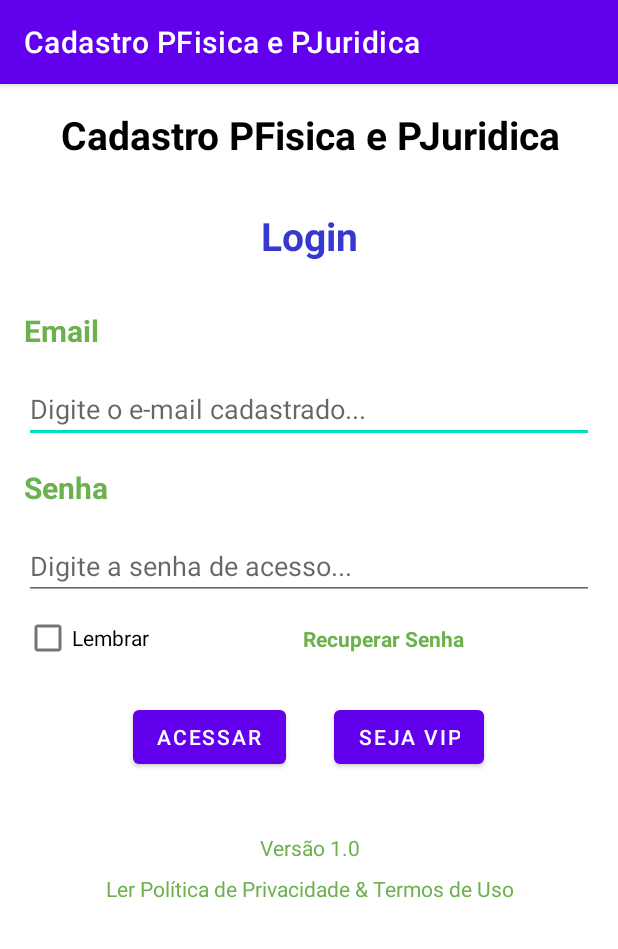
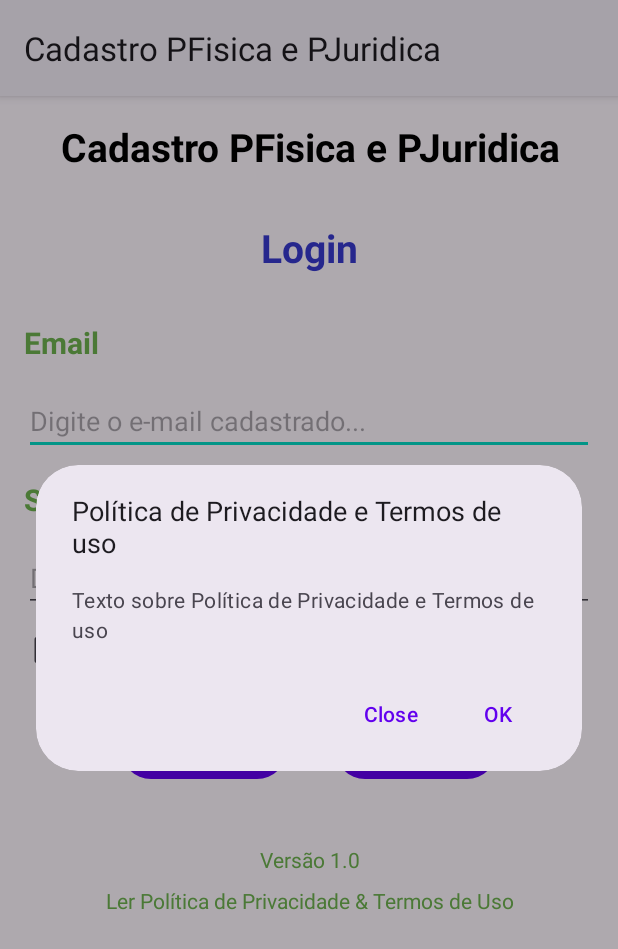
Before and after one commit to anamux/cadastropessoafisicaepessoajuridica, an Android app: the screen it shows after launch (Login), after a tap on an icon or button, on a phone screen of 412 x 824 dp. Shown: the top 949 px of the screen. Run offline under Robolectric (Android 15) with nearby library versions, the phone set to English and light mode, and no system bars.

Commit message:
Implementação de AlertDialog com Material Design 3.

```diff
--- a/app/src/main/AndroidManifest.xml
+++ b/app/src/main/AndroidManifest.xml
@@ -12,7 +12,7 @@
         android:theme="@style/Theme.CadastroPessoaFisicaEPessoaJuridica"
         tools:targetApi="31">
         <activity
-            android:name=".view.Login"
+            android:name=".view.SplashActivity"
             android:exported="false" />
         <activity
             android:name=".view.PessoaFisica"
@@ -27,7 +27,7 @@
             android:name=".view.CadastroNovoCliente"
             android:exported="false" />
         <activity
-            android:name=".view.SplashActivity"
+            android:name=".view.Login"
             android:exported="true">
             <intent-filter>
                 <action android:name="android.intent.action.MAIN" />
--- a/app/src/main/java/com/anamuxfeldt/cadastropessoafisicaepessoajuridica/controller/ClienteController.java
+++ b/app/src/main/java/com/anamuxfeldt/cadastropessoafisicaepessoajuridica/controller/ClienteController.java
@@ -10,7 +10,7 @@ public class ClienteController {// TODO: 12/04/2023 verificar DB
         boolean retorno = ((cliente.getEmail()).equals(email) && (cliente.getSenha().equals(senha)));
         return retorno;
     }
-    public static Cliente getClienteFake(){
+   /* public static Cliente getClienteFake(){
         Cliente fake = new Cliente();
         fake.setPrimeiroNome("Ana");
         fake.setSobrenome("mux");
@@ -18,5 +18,5 @@ public class ClienteController {// TODO: 12/04/2023 verificar DB
         fake.setSenha("123");
         fake.setPessoaFisica(true);
         return fake;
-    }
+    }*/
 }
--- a/app/src/main/java/com/anamuxfeldt/cadastropessoafisicaepessoajuridica/view/Login.java
+++ b/app/src/main/java/com/anamuxfeldt/cadastropessoafisicaepessoajuridica/view/Login.java
@@ -4,6 +4,7 @@ import static android.content.ContentValues.TAG;
 
 import androidx.appcompat.app.AppCompatActivity;
 
+import android.content.DialogInterface;
 import android.content.Intent;
 import android.content.SharedPreferences;
 import android.os.Bundle;
@@ -15,6 +16,7 @@ import android.widget.Toast;
 import com.anamuxfeldt.cadastropessoafisicaepessoajuridica.controller.ClienteController;
 import com.anamuxfeldt.cadastropessoafisicaepessoajuridica.databinding.ActivityLoginBinding;
 import com.anamuxfeldt.cadastropessoafisicaepessoajuridica.model.Cliente;
+import com.google.android.material.dialog.MaterialAlertDialogBuilder;
 import com.google.android.material.tabs.TabLayout;
 
 public class Login extends AppCompatActivity {
@@ -28,15 +30,32 @@ public class Login extends AppCompatActivity {
         binding = ActivityLoginBinding.inflate(getLayoutInflater());
         View view = binding.getRoot();
         setContentView(view);
-        cliente = ClienteController.getClienteFake();
+       // cliente = ClienteController.getClienteFake();
         restaurarSharedPreferences();
 
 
         binding.txtPoliticaETermos.setOnClickListener(new View.OnClickListener() {
             @Override
             public void onClick(View view) {
-                Toast.makeText(getApplicationContext(), "Política e Termos de uso",
-                        Toast.LENGTH_LONG).show();
+                MaterialAlertDialogBuilder builder = new MaterialAlertDialogBuilder(Login.this)
+                        .setTitle("Política de Privacidade e Termos de uso")
+                        .setMessage("Texto sobre Política de Privacidade e Termos de uso")
+                        .setPositiveButton("OK", new DialogInterface.OnClickListener() {
+                            @Override
+                            public void onClick(DialogInterface dialogInterface, int i) {
+                                Toast.makeText(Login.this, "Positive Button Clicked", Toast.LENGTH_SHORT).show();
+                                dialogInterface.dismiss();
+                            }
+                        })
+                        .setNegativeButton("Close", new DialogInterface.OnClickListener() {
+                            @Override
+                            public void onClick(DialogInterface dialogInterface, int i) {
+                                Toast.makeText(Login.this, "Negative Button Clicked", Toast.LENGTH_SHORT).show();
+                                dialogInterface.dismiss();
+                            }
+                        });
+                builder.create();
+                builder.show();
             }
 
         });
--- a/app/src/main/res/values-night/themes.xml
+++ b/app/src/main/res/values-night/themes.xml
@@ -1,6 +1,6 @@
 <resources xmlns:tools="http://schemas.android.com/tools">
     <!-- Base application theme. -->
-    <style name="Theme.CadastroPessoaFisicaEPessoaJuridica" parent="Theme.MaterialComponents.DayNight.DarkActionBar">
+    <style name="Theme.CadastroPessoaFisicaEPessoaJuridica" parent="Theme.Material3.Dark">
         <!-- Primary brand color. -->
         <item name="colorPrimary">@color/purple_200</item>
         <item name="colorPrimaryVariant">@color/purple_700</item>
--- a/app/src/main/res/values/themes.xml
+++ b/app/src/main/res/values/themes.xml
@@ -1,6 +1,6 @@
 <resources xmlns:tools="http://schemas.android.com/tools">
     <!-- Base application theme. -->
-    <style name="Theme.CadastroPessoaFisicaEPessoaJuridica" parent="Theme.MaterialComponents.DayNight.DarkActionBar">
+    <style name="Theme.CadastroPessoaFisicaEPessoaJuridica" parent="Theme.Material3.Light">
         <!-- Primary brand color. -->
         <item name="colorPrimary">@color/purple_500</item>
         <item name="colorPrimaryVariant">@color/purple_700</item>
```
